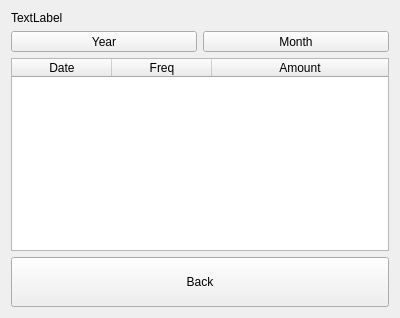
Old version of the form dlgreport.ui in the repository ic005k/Knot-Legacy.
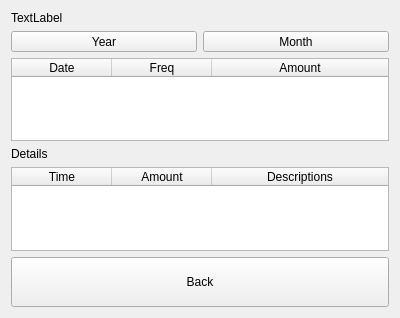
New version of the form.

Diff of the .ui file:
```diff
--- a/dlgreport.ui
+++ b/dlgreport.ui
@@ -14,37 +14,7 @@
    <string>Dialog</string>
   </property>
   <layout class="QGridLayout" name="gridLayout">
-   <item row="1" column="0">
-    <layout class="QHBoxLayout" name="horizontalLayout">
-     <item>
-      <widget class="QToolButton" name="btnYear">
-       <property name="sizePolicy">
-        <sizepolicy hsizetype="Preferred" vsizetype="Fixed">
-         <horstretch>0</horstretch>
-         <verstretch>0</verstretch>
-        </sizepolicy>
-       </property>
-       <property name="text">
-        <string>Year</string>
-       </property>
-      </widget>
-     </item>
-     <item>
-      <widget class="QToolButton" name="btnMonth">
-       <property name="sizePolicy">
-        <sizepolicy hsizetype="Preferred" vsizetype="Fixed">
-         <horstretch>0</horstretch>
-         <verstretch>0</verstretch>
-        </sizepolicy>
-       </property>
-       <property name="text">
-        <string>Month</string>
-       </property>
-      </widget>
-     </item>
-    </layout>
-   </item>
-   <item row="3" column="0">
+   <item row="5" column="0">
     <layout class="QHBoxLayout" name="horizontalLayout_2">
      <item>
       <widget class="QToolButton" name="btnBack">
@@ -69,6 +39,81 @@
    </item>
    <item row="2" column="0">
     <widget class="QTableWidget" name="tableReport">
+     <property name="styleSheet">
+      <string notr="true">QHeaderView                    // QTableWidget 标题头整个区域
+{
+    background:transparent;        // 整个标题头区域背景色
+}
+
+QHeaderView::section           // 标题头 每个单独的标题区域
+{
+    font-size:14px;                // 每个标题的字体大小
+    font-family:&quot;Microsoft YaHei&quot;; // 每个标题的字体类型
+    color:#FFFFFF;                 // 每个标题的字体颜色
+ 
+    background:#60669B;            // 每个标题区域的背景色
+    border:none;                   // 每个标题区域的边框
+    text-align:left;               // 每个标题的对齐方式（貌似不能用）。建议使用tableWidget-&gt;horizontalHeader()-&gt;setDefaultAlignment(Qt::AlignLeft | Qt::AlignVCenter)
+ 
+ 
+    min-height:49px;               // 标题区域的高度
+    max-height:49px;               //
+ 
+    margin-left:0px;               // 每个标题区域的margin
+    padding-left:0px;              // 每个标题区域的padding
+}
+ 
+QTableWidget                   // 整个表格控件
+{
+    background:#FFFFFF;            // 整个表格控件 背景色
+    border:none;                   // 整个表格控件 边框
+ 
+    font-size:12px;                // 所有字体大小
+    font-family:&quot;Microsoft YaHei&quot;; // 所有字体 family
+    color:#666666;                 // 所有字体颜色
+}
+ 
+QTableWidget::item                // 每个单元格
+{
+    border-bottom:1px solid #EEF1F7 ; // 只显示每个单元格下边框
+}
+ 
+QTableWidget::item::selected      // 每个单元格被选中状态
+{
+    color:red;                        // 每个单元格被选中时 字体颜色
+    background:#EFF4FF;               // 每个单元格被选中时 背景颜色
+}
+ 
+QScrollBar::handle:vertical        // 垂直滚动条 handle
+{
+    background: rgba(255,255,255,20%); // 垂直滚动条 handle 的背景色
+    border: 0px solid grey;            // 垂直滚动条 handle 边框
+    border-radius:3px;                 // 垂直滚动条 handle 圆角
+    width: 8px;                        // 垂直滚动条 handle 宽度
+}
+
+QScrollBar::vertical                    // 垂直滚动条 区域
+{
+    border-width:1px;                       // 垂直滚动条 区域 边框宽度
+    border-style: solid;                    // 垂直滚动条 区域 边框类型
+    border-color: rgba(255, 255, 255, 10%); // 垂直滚动条 区域 边框颜色
+    width: 8px;                             // 垂直滚动条 区域 宽度
+    margin:0px 0px 0px 0px;                 // 垂直滚动条 区域 margin
+    border-radius:3px;                      // 垂直滚动条 区域 圆角
+}
+
+QScrollBar::add-page:vertical, QScrollBar::sub-page:vertical // 垂直滚动条  handle上、下区域（未被handle占用的区域）
+{
+    background:rgba(255,255,255,10%);                            // 垂直滚动条 handle上、下区域的背景色
+}
+
+QScollBar::add-line:vertical, QScrollBar::sub-line:vertical  // 垂直滚动条 最顶端与最低端的区域
+{
+    background:transparent;                                      // 垂直滚动条 最顶端与最低端区域的背景色
+}
+
+</string>
+     </property>
      <property name="alternatingRowColors">
       <bool>true</bool>
      </property>
@@ -99,6 +144,68 @@
      </property>
     </widget>
    </item>
+   <item row="1" column="0">
+    <layout class="QHBoxLayout" name="horizontalLayout">
+     <item>
+      <widget class="QToolButton" name="btnYear">
+       <property name="sizePolicy">
+        <sizepolicy hsizetype="Preferred" vsizetype="Fixed">
+         <horstretch>0</horstretch>
+         <verstretch>0</verstretch>
+        </sizepolicy>
+       </property>
+       <property name="text">
+        <string>Year</string>
+       </property>
+      </widget>
+     </item>
+     <item>
+      <widget class="QToolButton" name="btnMonth">
+       <property name="sizePolicy">
+        <sizepolicy hsizetype="Preferred" vsizetype="Fixed">
+         <horstretch>0</horstretch>
+         <verstretch>0</verstretch>
+        </sizepolicy>
+       </property>
+       <property name="text">
+        <string>Month</string>
+       </property>
+      </widget>
+     </item>
+    </layout>
+   </item>
+   <item row="4" column="0">
+    <widget class="QTableWidget" name="tableDetails">
+     <property name="alternatingRowColors">
+      <bool>true</bool>
+     </property>
+     <attribute name="horizontalHeaderStretchLastSection">
+      <bool>true</bool>
+     </attribute>
+     <column>
+      <property name="text">
+       <string>Time</string>
+      </property>
+     </column>
+     <column>
+      <property name="text">
+       <string>Amount</string>
+      </property>
+     </column>
+     <column>
+      <property name="text">
+       <string>Descriptions</string>
+      </property>
+     </column>
+    </widget>
+   </item>
+   <item row="3" column="0">
+    <widget class="QLabel" name="label">
+     <property name="text">
+      <string>Details</string>
+     </property>
+    </widget>
+   </item>
   </layout>
  </widget>
  <resources/>
```
